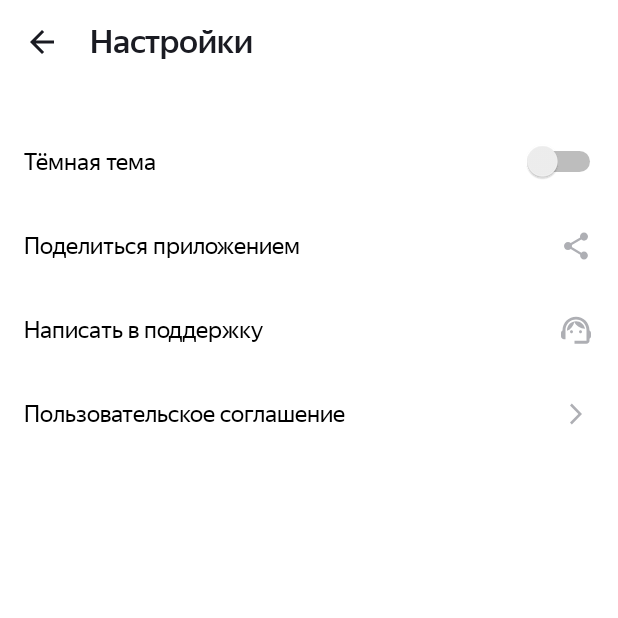
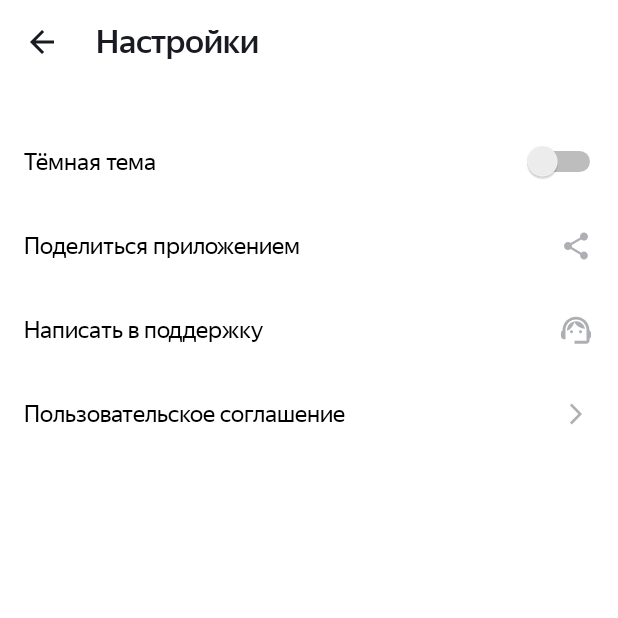
Before and after one commit to SergeiBrin/PlaylistMaker, an Android app: the SettingsActivity screen opened directly, with no data from a screen before it, on a phone screen of 412 x 824 dp, the top half of it. Run offline under Robolectric (Android 15) with nearby library versions, the phone set to English and light mode, and no system bars; 2 statements that could not run were skipped.

Commit message:
feat: add color and style

```diff
--- a/app/src/main/res/layout/activity_settings.xml
+++ b/app/src/main/res/layout/activity_settings.xml
@@ -12,20 +12,11 @@
         android:layout_marginBottom="24dp">
 
         <ImageView
-            android:id="@+id/arrow_back"
-            android:layout_width="24dp"
-            android:layout_height="24dp"
-            android:layout_gravity="center_vertical"
-            android:layout_marginStart="@dimen/margin"
-            android:src="@drawable/arrow_back_lm"
-            app:tint="?attr/colorOnSecondary" />
+            android:id="@+id/arrow_back_settings_screen"
+            style="@style/ArrowBackHeaderIcon" />
 
         <TextView
             style="@style/HeaderText"
-            android:layout_width="wrap_content"
-            android:layout_height="wrap_content"
-            android:layout_gravity="center_vertical"
-            android:layout_marginStart="60dp"
             android:text="@string/settings" />
 
     </FrameLayout>
--- a/app/src/main/res/values/colors.xml
+++ b/app/src/main/res/values/colors.xml
@@ -10,4 +10,5 @@
     <color name="black">#FF000000</color>
     <color name="white">#FFFFFFFF</color>
     <color name="light_gray">#AEAFB4</color>
+    <color name="search_light_gray">#E6E8EB</color>
 </resources>
--- a/app/src/main/res/values/styles.xml
+++ b/app/src/main/res/values/styles.xml
@@ -37,9 +37,22 @@
         <item name="android:layout_height">@dimen/settings_layout_size</item>
     </style>
 
+    <style name="ArrowBackHeaderIcon">
+        <item name="android:layout_width">24dp</item>
+        <item name="android:layout_height">24dp</item>
+        <item name="android:layout_gravity">center_vertical</item>
+        <item name="android:layout_marginStart">16dp</item>
+        <item name="android:src">@drawable/arrow_back_lm</item>
+        <item name="android:tint">?attr/colorOnSecondary</item>
+    </style>
+
     <style name="HeaderText">
         <item name="android:textSize">@dimen/text_medium</item>
         <item name="android:fontFamily">@font/ys_display_medium</item>
+        <item name="android:layout_width">wrap_content</item>
+        <item name="android:layout_height">wrap_content</item>
+        <item name="android:layout_gravity">center_vertical</item>
+        <item name="android:layout_marginStart">64dp</item>
         <item name="android:textColor">?attr/colorOnSecondary</item>
     </style>
 </resources>
```
